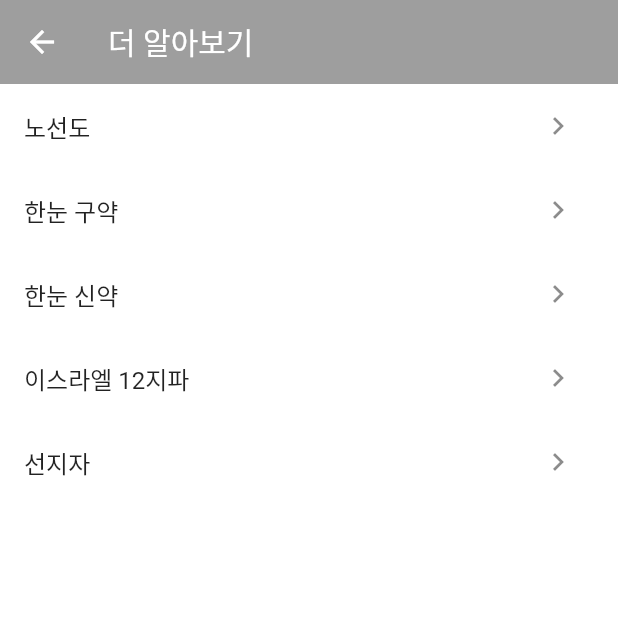
After one commit to MyBibleMaker/One-Day-Bible, a Flutter app: the screen it shows after launch, after a tap on the "arrow left" icon, after a tap on "성경 더 알아보기", on a phone screen of 412 x 824 dp, the top half of it. The commit adds this screen. Run offline on Flutter 3.47's test engine with Material 2 defaults, Android fonts, the phone set to English and light mode, and no system bars; our stand-ins replace html_unescape, photo_view.

Commit message:
bible_map

```diff
--- /dev/null
+++ b/mybible_app/lib/screen/contents/More_story.dart
@@ -0,0 +1,91 @@
+import 'package:flutter/material.dart';
+import 'package:photo_view/photo_view.dart';
+import 'package:photo_view/photo_view_gallery.dart';
+
+class More extends StatefulWidget {
+  @override
+  _MoreState createState() => _MoreState();
+}
+
+class _MoreState extends State<More> {
+  @override
+  Widget build(BuildContext context) {
+    List<String> list=["노선도","한눈 구약","한눈 신약","이스라엘 12지파","선지자"];
+    return MaterialApp(
+      theme: ThemeData(
+          appBarTheme: AppBarTheme(
+              backgroundColor: Colors.grey,
+              iconTheme: IconThemeData(
+                  color: Colors.white
+              )
+          )
+      ),
+      home: Scaffold(
+        backgroundColor: Colors.white,
+        appBar: AppBar(
+          elevation: 0,
+          leading: IconButton(
+              onPressed: (){
+                Navigator.pop(context);
+              }, icon: Icon(Icons.arrow_back)),
+          title: Text("더 알아보기",
+            style: TextStyle(color: Colors.white),),
+        ),
+        body: ListView.builder(
+          itemCount: 5,
+            itemBuilder: (context,index){
+            return ListTile(
+              title: Text(list[index]),
+              trailing: IconButton(
+                icon: Icon(Icons.navigate_next),
+                onPressed: (){
+                  Navigator.push(context,
+                      MaterialPageRoute(
+                          builder: (context)=> Seconde_page(list[index],index)));
+                },
+              ),
+            );
+            }
+        ),
+        ),
+      );
+  }
+  Widget Seconde_page(String name ,int index){
+    return MaterialApp(
+      theme: ThemeData(
+          appBarTheme: AppBarTheme(
+              backgroundColor: Colors.grey,
+              iconTheme: IconThemeData(
+                  color: Colors.white
+              )
+          )
+      ),
+      home: Scaffold(
+        backgroundColor: Colors.white,
+        appBar: AppBar(
+          elevation: 0,
+          leading: IconButton(
+              onPressed: (){
+                Navigator.pop(context);
+              }, icon: Icon(Icons.arrow_back)),
+          title: Text(name,
+            style: TextStyle(color: Colors.white),),
+        ),
+        body: Container(
+          child: PhotoView(
+            imageProvider: AssetImage("image/more${index}.jpeg"),
+            backgroundDecoration: BoxDecoration(
+                color: Colors.grey
+            ),
+            minScale: PhotoViewComputedScale.contained * 1,
+            maxScale: PhotoViewComputedScale.covered * 2,
+            initialScale: PhotoViewComputedScale.contained * 1,
+          ),
+        ),
+      ),
+    );
+  }
+
+
+
+}
--- a/mybible_app/lib/screen/contents/bibleWord.dart
+++ b/mybible_app/lib/screen/contents/bibleWord.dart
@@ -322,8 +322,6 @@ class _WordState extends State<Word> {
 
   }
 
-
-
   Widget Seconde_page(name,bible_index){
     return MaterialApp(
       theme: ThemeData(
--- a/mybible_app/lib/screen/menu_screen.dart
+++ b/mybible_app/lib/screen/menu_screen.dart
@@ -4,6 +4,7 @@ import 'package:mybible_app/screen/contents/bibleQuiz.dart';
 import 'package:mybible_app/screen/contents/bibleStory.dart';
 import 'package:mybible_app/screen/contents/bibleWord.dart';
 import 'package:mybible_app/screen/contents/bibleQuizSecond.dart';
+import 'package:mybible_app/screen/contents/More_story.dart';
 
 class MenuPage extends StatefulWidget {
   @override
@@ -23,7 +24,8 @@ class _MenuPageState extends State<MenuPage> {
     {"title": "성경 말씀", "pic": "", "context": "원하는 구절을 찾아보세요!"},
     {"title": "성경 퀴즈", "pic": "", "context": "성경을 얼마나 알고 있나요?"},
     {"title": "성경 이야기", "pic": "", "context": "쉬운 성경 이야기"},
-    {"title": "아직 생각 중", "pic": "", "context": "?"}
+    {"title": "성경 더 알아보기", "pic": "", "context": "성경을 더 알아보자!"},
+    //{"title": "아직 생각 중", "pic": "", "context": "?"}
   ];
 
   @override
@@ -115,13 +117,13 @@ class _MenuPageState extends State<MenuPage> {
                   ),
                   onTap: (){
                     Navigator.push(context, MaterialPageRoute(builder: (context)=>
-                    pageNum == 0 ? Word(): pageNum == 1? Quiz() : Story()
+                    pageNum == 0 ? Word(): pageNum == 1? Quiz(): pageNum== 2? Story():pageNum==3?More():null
                     ));
                   },
                 ),
                 IconButton(icon: Icon(Icons.arrow_right), onPressed: () {
                   setState(() {
-                    pageNum==3?pageNum=0:pageNum++;
+                    pageNum==3? pageNum=0:pageNum++;
                   });
                 }),
               ],
```
Also changed, not shown: mybible_app/pubspec.yaml (+10 -1 lines), mybible_app/image/more0.jpeg (added), mybible_app/image/more1.jpeg (added), mybible_app/image/more2.jpeg (added), mybible_app/image/more3.jpeg (added), mybible_app/image/more4.jpeg (added), mybible_app/pubspec.lock.
